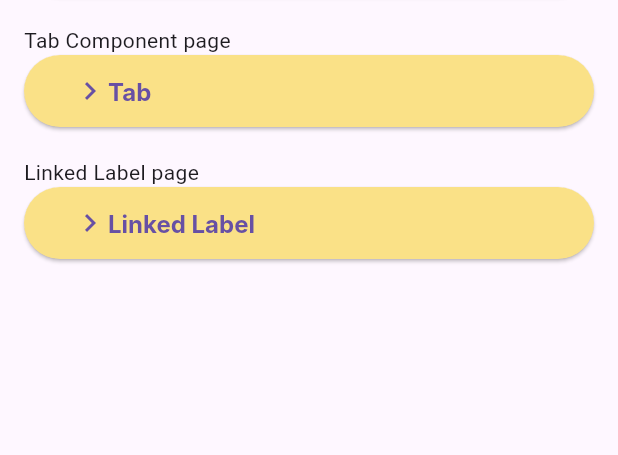
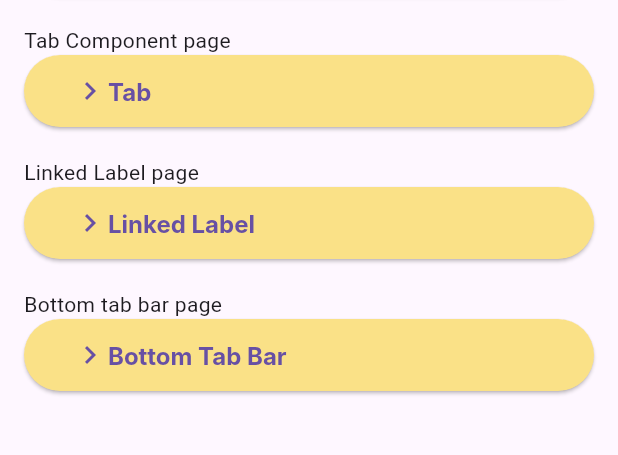
Before and after one commit to Albericoeduardo/Dart-Design-System, a Flutter app: the screen it shows after launch, on a phone screen of 412 x 824 dp, the part 347-802 px from its top. Run offline on Flutter 3.47's test engine with Material 3 defaults, Android fonts, the light colour scheme and no system bars; Roboto replaces fonts that are missing (Inter).

Commit message:
feat: add button to push to bottom tab bar page

```diff
--- a/lib/pages/homepage/homepage.dart
+++ b/lib/pages/homepage/homepage.dart
@@ -2,6 +2,7 @@ import 'package:flutter/material.dart';
 import 'package:input_text/DesignSystem/Buttons/ActionButton/action_button.dart';
 import 'package:input_text/DesignSystem/Buttons/ActionButton/action_button_view_model.dart';
 import 'package:input_text/pages/actionButtonPage/action_button_page.dart';
+import 'package:input_text/pages/bottomTabBarPage/bottom_tab_bar_page.dart';
 import 'package:input_text/pages/inputFieldPage/input_field_page.dart';
 import 'package:input_text/pages/linkedLabelPage/linked_label_page.dart';
 import 'package:input_text/pages/tabPage/tab_page.dart';
@@ -87,6 +88,23 @@ class MyHomePage extends StatelessWidget {
                 }
               )
             ),
+            const SizedBox(height: 20,),
+            const Text("Bottom tab bar page"),
+            ActionButton.instantiate(viewModel:
+              ActionButtonViewModel(
+                size: ActionButtonSize.large,
+                style: ActionButtonStyle.primary,
+                text: 'Bottom Tab Bar',
+                icon: Icons.navigate_next_outlined,
+                onPressed: () {
+                  Navigator.push(
+                    context,
+                    MaterialPageRoute(builder: (context) => const BottomTabBarPage()
+                    )
+                  );
+                }
+              )
+            ),
           ],
         ),
       ),
```
